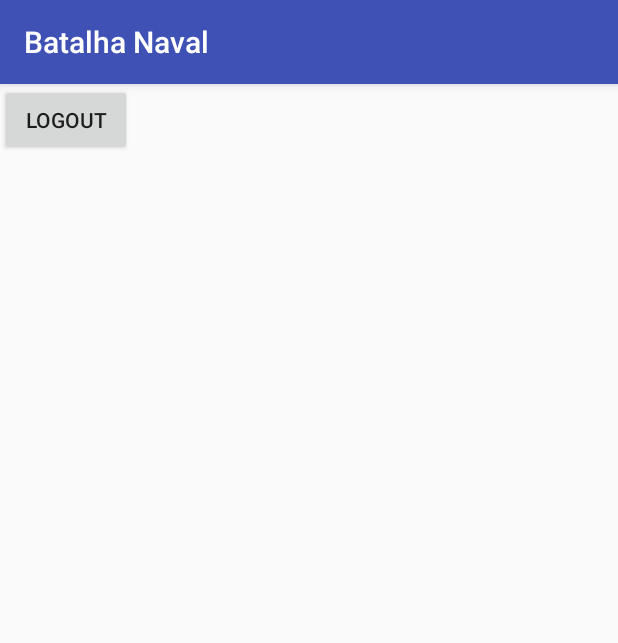
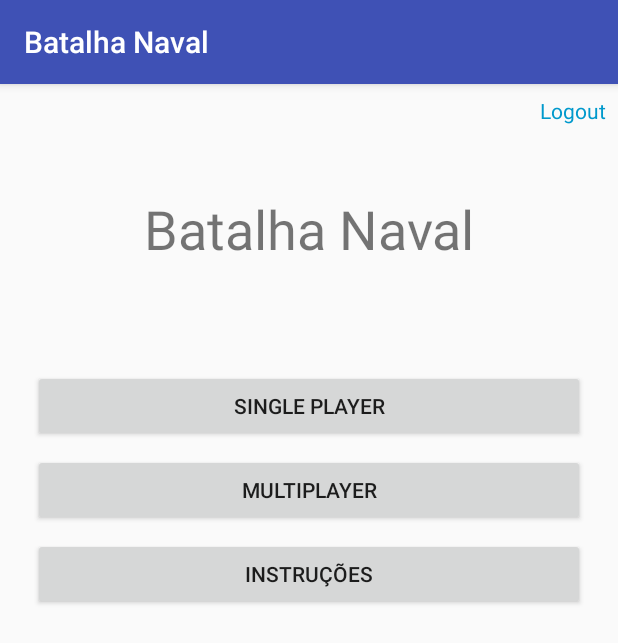
Before and after one commit to pmfrs/BatalhaNaval, an Android app: the screen it shows after launch once a user with an empty profile is signed in (Lobby), on a phone screen of 412 x 824 dp. Shown: the top 643 px of the screen. Run offline under Robolectric (Android 15) with nearby library versions, the phone set to English and light mode, and no system bars; our stand-ins replace Firebase (no records; nobody signed in at launch, a user with empty details on screens opened directly); libraries missing offline, so code that uses them is left out: com.facebook, com.facebook.login; 5 statements that could not run were skipped.

Commit message:
Loby GUI updated and instructions cerated, scrool with text to add.

```diff
--- a/app/src/main/AndroidManifest.xml
+++ b/app/src/main/AndroidManifest.xml
@@ -3,11 +3,13 @@
     package="pt.iscte.batalhanaval">
 
     <uses-permission android:name="android.permission.INTERNET" />
+
     <uses-feature android:name="android.hardware.bluetooth" />
+
     <uses-permission android:name="android.permission.BLUETOOTH" />
     <uses-permission android:name="android.permission.BLUETOOTH_ADMIN" />
     <uses-permission android:name="android.permission.ACCESS_COARSE_LOCATION" />
-    <uses-permission android:name="android.permission.ACCESS_FINE_LOCATION"/>
+    <uses-permission android:name="android.permission.ACCESS_FINE_LOCATION" />
     <uses-permission android:name="android.permission.BLUETOOTH_PRIVILEGED" />
 
     <application
@@ -34,6 +36,7 @@
             android:value="@string/facebook_app_id" />
 
         <activity android:name=".Lobby" />
+        <activity android:name=".InstructionsActivity"></activity>
     </application>
 
 </manifest>
--- a/app/src/main/java/pt/iscte/batalhanaval/Lobby.java
+++ b/app/src/main/java/pt/iscte/batalhanaval/Lobby.java
@@ -5,31 +5,56 @@ import android.support.v7.app.AppCompatActivity;
 import android.os.Bundle;
 import android.view.View;
 import android.widget.Button;
+import android.widget.TextView;
 
 import com.google.firebase.auth.FirebaseAuth;
 
+import org.w3c.dom.Text;
+
 public class Lobby extends AppCompatActivity implements View.OnClickListener{
 
-    private Button logOutButton;
+    private TextView LogOutTV;
+    private Button singleplayerBtn;
+    private Button multiplayerBtn;
+    private Button instBtn;
+
     private FirebaseAuth firebaseAuth;
+
     @Override
     protected void onCreate(Bundle savedInstanceState) {
         super.onCreate(savedInstanceState);
         setContentView(R.layout.activity_lobby);
-        logOutButton = (Button) findViewById(R.id.logOutButton);
+
+        LogOutTV = (TextView) findViewById(R.id.LogOutTV);
+        singleplayerBtn = (Button) findViewById(R.id.play_pc);
+        multiplayerBtn = (Button) findViewById(R.id.play_multiplayer);
+        instBtn = (Button) findViewById(R.id.instBtn);
+
         firebaseAuth = FirebaseAuth.getInstance();
         if (firebaseAuth.getCurrentUser() == null){
             finish();
             startActivity(new Intent(this, LoginActivity.class));
         }
-        logOutButton.setOnClickListener(this);
+
+        LogOutTV.setOnClickListener(this);
+        singleplayerBtn.setOnClickListener(this);
+        multiplayerBtn.setOnClickListener(this);
+        instBtn.setOnClickListener(this);
     }
 
     @Override
     public void onClick(View view) {
-       if (view == logOutButton){
+
+        if (view == LogOutTV){
            logOff();
-       }
+       } else if (view == singleplayerBtn){
+            singleGame();
+        } else if(view == multiplayerBtn){
+            multiGame();
+        } else if(view == instBtn){
+            instructions();
+        }
+
     }
 
     private void logOff() {
@@ -39,4 +64,16 @@ public class Lobby extends AppCompatActivity implements View.OnClickListener{
             startActivity(new Intent(getApplicationContext(),LoginActivity.class));
         }
     }
+    private void singleGame(){
+        Intent registerIntent = new Intent(Lobby.this, PlaceShipsActivity.class);
+        Lobby.this.startActivity(registerIntent);
+    }
+    private void multiGame(){
+        Intent registerIntent = new Intent(Lobby.this, PlaceShipsActivity.class);
+        Lobby.this.startActivity(registerIntent);
+    }
+    private void instructions(){
+        Intent registerIntent = new Intent(Lobby.this, InstructionsActivity.class);
+        Lobby.this.startActivity(registerIntent);
+    }
 }
--- a/app/src/main/java/pt/iscte/batalhanaval/LoginActivity.java
+++ b/app/src/main/java/pt/iscte/batalhanaval/LoginActivity.java
@@ -9,7 +9,6 @@ import android.text.TextUtils;
 import android.view.View;
 import android.widget.Button;
 import android.widget.EditText;
-import android.widget.ProgressBar;
 import android.widget.TextView;
 import android.widget.Toast;
 
@@ -18,7 +17,6 @@ import com.facebook.CallbackManager;
 import com.facebook.FacebookCallback;
 import com.facebook.FacebookException;
 import com.facebook.FacebookSdk;
-import com.facebook.login.LoginManager;
 import com.facebook.login.LoginResult;
 import com.facebook.login.widget.LoginButton;
 import com.google.android.gms.tasks.OnCompleteListener;
@@ -57,7 +55,7 @@ public class LoginActivity extends AppCompatActivity implements View.OnClickList
         usernameTxt = (EditText) findViewById(R.id.rgUsernameTxt);
         passTxt = (EditText) findViewById(R.id.passwordTxt);
         logBtn = (Button) findViewById(R.id.loginBtn);
-        registerTv = (TextView) findViewById(R.id.registTv);
+        registerTv = (TextView) findViewById(R.id.logOutButton);
         progressDialog = new ProgressDialog(this);
 
 
--- a/app/src/main/res/layout/activity_lobby.xml
+++ b/app/src/main/res/layout/activity_lobby.xml
@@ -6,11 +6,67 @@
     android:layout_height="match_parent"
     tools:context="pt.iscte.batalhanaval.Lobby">
 
-    <Button
-        android:id="@+id/logOutButton"
+    <TextView
+        android:id="@+id/LogOutTV"
         android:layout_width="wrap_content"
         android:layout_height="wrap_content"
+        android:layout_marginEnd="8dp"
+        android:layout_marginRight="8dp"
+        android:layout_marginStart="8dp"
+        android:layout_marginTop="8dp"
         android:text="Logout"
-        tools:layout_editor_absoluteX="293dp"
-        tools:layout_editor_absoluteY="20dp" />
+        android:textAlignment="center"
+        android:textColor="@android:color/holo_blue_dark"
+        app:layout_constraintRight_toRightOf="parent"
+        app:layout_constraintTop_toTopOf="parent" />
+
+    <TextView
+        android:id="@+id/BNText"
+        android:layout_width="wrap_content"
+        android:layout_height="wrap_content"
+        android:text="Batalha Naval"
+        android:textAlignment="center"
+        android:textSize="36sp"
+        app:layout_constraintTop_toTopOf="parent"
+        android:layout_marginTop="72dp"
+        android:layout_marginLeft="8dp"
+        app:layout_constraintLeft_toLeftOf="parent"
+        android:layout_marginRight="8dp"
+        app:layout_constraintRight_toRightOf="parent" />
+
+    <Button
+        android:id="@+id/play_pc"
+        android:layout_width="368dp"
+        android:layout_height="wrap_content"
+        android:text="Single Player"
+        android:layout_marginTop="70dp"
+        app:layout_constraintTop_toBottomOf="@+id/BNText"
+        android:layout_marginLeft="8dp"
+        app:layout_constraintLeft_toLeftOf="parent"
+        android:layout_marginRight="8dp"
+        app:layout_constraintRight_toRightOf="parent" />
+
+    <Button
+        android:id="@+id/play_multiplayer"
+        android:layout_width="368dp"
+        android:layout_height="wrap_content"
+        android:text="MULTIPLAYER"
+        android:layout_marginTop="8dp"
+        app:layout_constraintTop_toBottomOf="@+id/play_pc"
+        android:layout_marginLeft="8dp"
+        app:layout_constraintLeft_toLeftOf="parent"
+        android:layout_marginRight="8dp"
+        app:layout_constraintRight_toRightOf="parent" />
+
+    <Button
+        android:id="@+id/instBtn"
+        android:layout_width="368dp"
+        android:layout_height="wrap_content"
+        android:layout_marginLeft="8dp"
+        android:layout_marginRight="8dp"
+        android:layout_marginTop="8dp"
+        android:text="INSTRUÇÕES"
+        app:layout_constraintLeft_toLeftOf="parent"
+        app:layout_constraintRight_toRightOf="parent"
+        app:layout_constraintTop_toBottomOf="@+id/play_multiplayer" />
 </android.support.constraint.ConstraintLayout>
--- a/app/src/main/res/layout/activity_login.xml
+++ b/app/src/main/res/layout/activity_login.xml
@@ -54,7 +54,7 @@
         app:layout_constraintHorizontal_bias="0.0" />
 
     <TextView
-        android:id="@+id/registTv"
+        android:id="@+id/logOutButton"
         android:layout_width="wrap_content"
         android:layout_height="wrap_content"
         android:layout_marginEnd="8dp"
@@ -76,7 +76,7 @@
         android:layout_height="wrap_content"
         android:layout_gravity="center_horizontal"
         android:layout_marginTop="16dp"
-        app:layout_constraintTop_toBottomOf="@+id/registTv"
+        app:layout_constraintTop_toBottomOf="@+id/logOutButton"
         android:layout_marginLeft="8dp"
         app:layout_constraintLeft_toLeftOf="parent"
         android:layout_marginRight="8dp"
```
